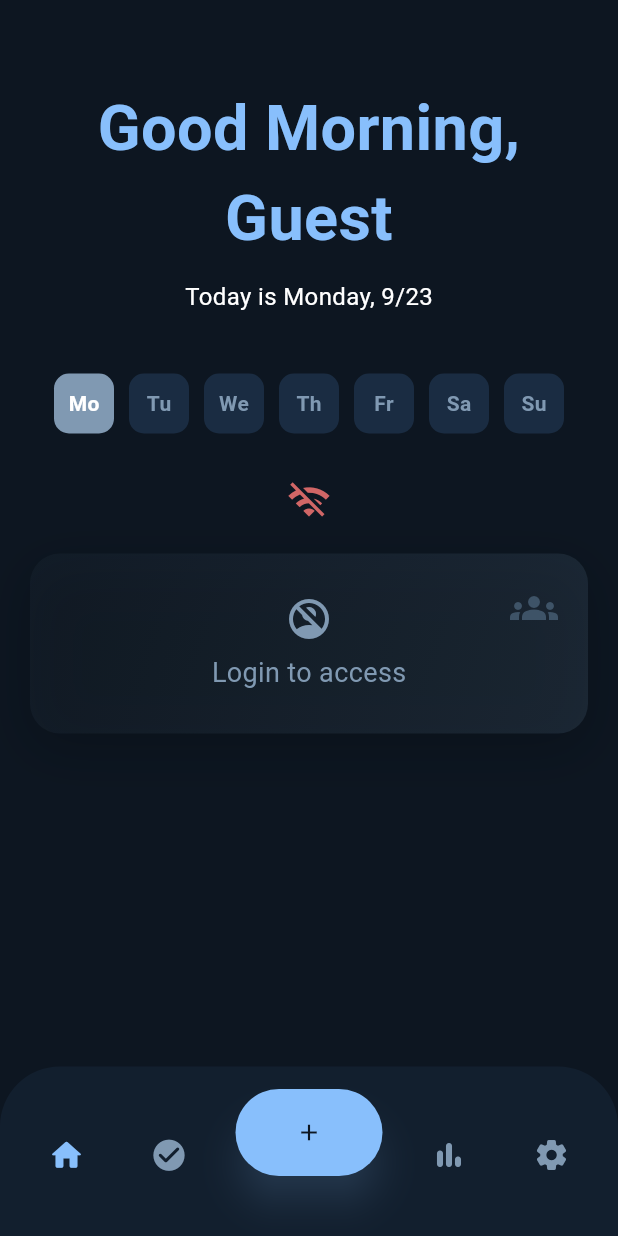
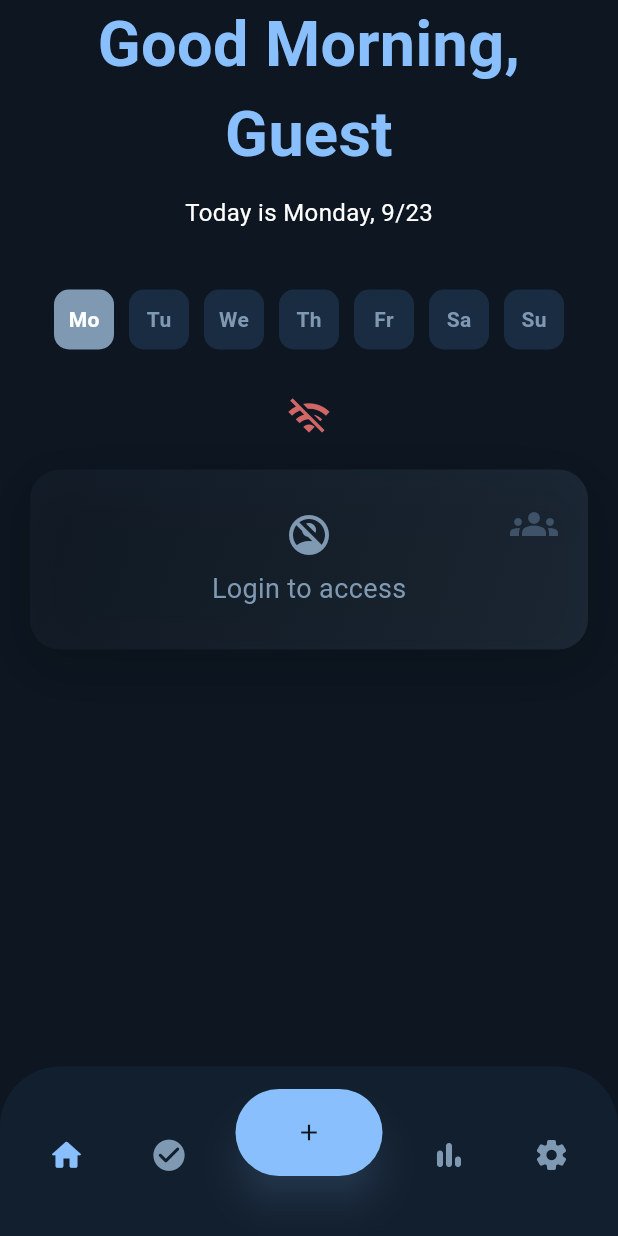
Before and after one commit to SlysDev/habitur, a Flutter app: the screen it shows after launch, on a phone screen of 412 x 824 dp. Run offline on Flutter 3.47's test engine with Material 3 defaults, Android fonts, the phone set to English and light mode, and no system bars; our stand-ins replace animated_splash_screen, awesome_notifications, cloud_firestore, confetti, firebase_auth, firebase_core and 7 more; accounts and stored records are empty.

Commit message:
remove unnecessary appbar from home and habits screens

```diff
--- a/lib/screens/home_screen.dart
+++ b/lib/screens/home_screen.dart
@@ -18,12 +18,8 @@ class HomeScreen extends StatelessWidget {
   @override
   Widget build(BuildContext context) {
     return Scaffold(
-      appBar: AppBar(
-        backgroundColor: Colors.transparent,
-        shadowColor: Colors.transparent,
-        automaticallyImplyLeading: false,
-      ),
-      body: Padding(
+      body: SafeArea(
+        child: Padding(
           padding: const EdgeInsets.symmetric(horizontal: 20),
           child: Column(
             crossAxisAlignment: CrossAxisAlignment.center,
@@ -37,6 +33,7 @@ class HomeScreen extends StatelessWidget {
             ],
           ),
         ),
+      ),
       bottomNavigationBar: NavBar(
         currentPage: 'home',
       ),
```
Also changed, not shown: lib/screens/habits_screen.dart (+3 -6 lines). Lines whose indentation alone changed are shown as unchanged.
